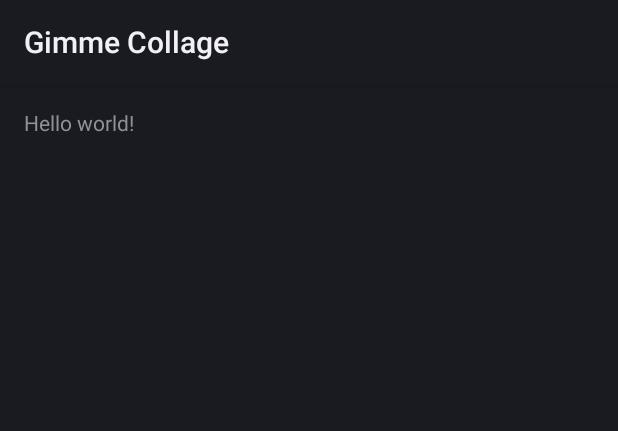
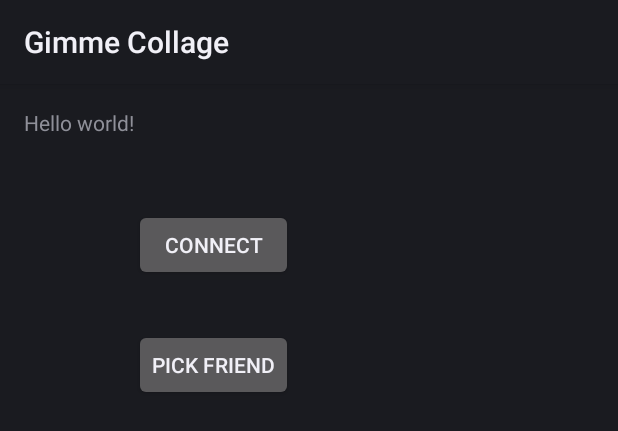
Before and after one commit to prohor33/gimme-collage, an Android app: the layout activity_main.xml on its own in the app's theme, with its tools: preview values and no code run, on a phone screen of 412 x 824 dp. Shown: the top 431 px of the screen. Run offline under Robolectric (Android 15) with nearby library versions, the phone set to English and light mode, and no system bars.

Commit message:
add friends picker, but OAuth

```diff
--- a/app/src/main/res/layout/activity_main.xml
+++ b/app/src/main/res/layout/activity_main.xml
@@ -11,6 +11,29 @@
     <TextView
         android:text="@string/hello_world"
         android:layout_width="wrap_content"
-        android:layout_height="wrap_content" />
+        android:layout_height="wrap_content"
+        android:id="@+id/textView" />
+
+    <Button
+        android:layout_width="wrap_content"
+        android:layout_height="wrap_content"
+        android:text="Connect"
+        android:id="@+id/btnConnect"
+        android:layout_below="@+id/textView"
+        android:layout_toRightOf="@+id/textView"
+        android:layout_toEndOf="@+id/textView"
+        android:layout_marginTop="48dp"
+        android:layout_alignRight="@+id/btnPickFriend"
+        android:layout_alignEnd="@+id/btnPickFriend" />
+
+    <Button
+        android:layout_width="wrap_content"
+        android:layout_height="wrap_content"
+        android:text="Pick Friend"
+        android:id="@+id/btnPickFriend"
+        android:layout_below="@+id/btnConnect"
+        android:layout_toRightOf="@+id/textView"
+        android:layout_toEndOf="@+id/textView"
+        android:layout_marginTop="32dp" />
 
 </RelativeLayout>
```
Also changed, not shown: app/src/main/java/crystal/games/gimmecollage/app/ApplicationData.java (added, +10 -0 lines), app/src/main/java/crystal/games/gimmecollage/app/FriendPicker.java (added, +79 -0 lines), app/src/main/java/crystal/games/gimmecollage/app/MainActivity.java (+92 -0 lines), instagram_api/src/main/java/crystal/games/gimmecollage/instagram_api/InstagramApp.java (+67 -9 lines), instagram_api/src/main/java/crystal/games/gimmecollage/instagram_api/InstagramSession.java (+31 -0 lines).
